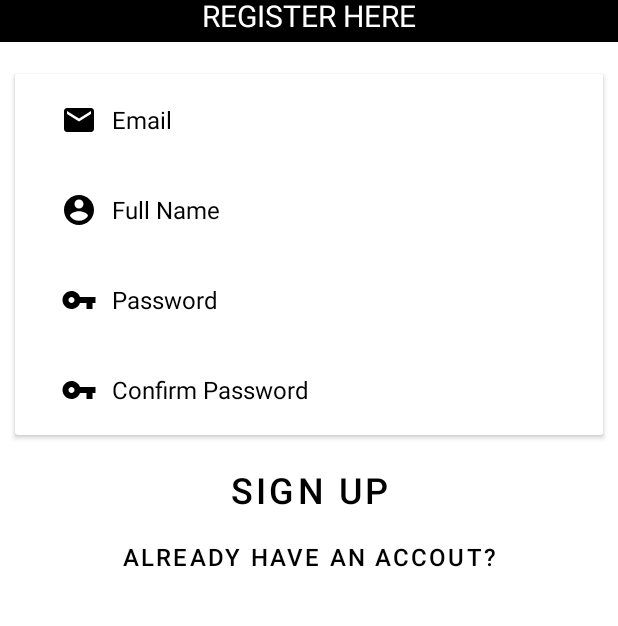
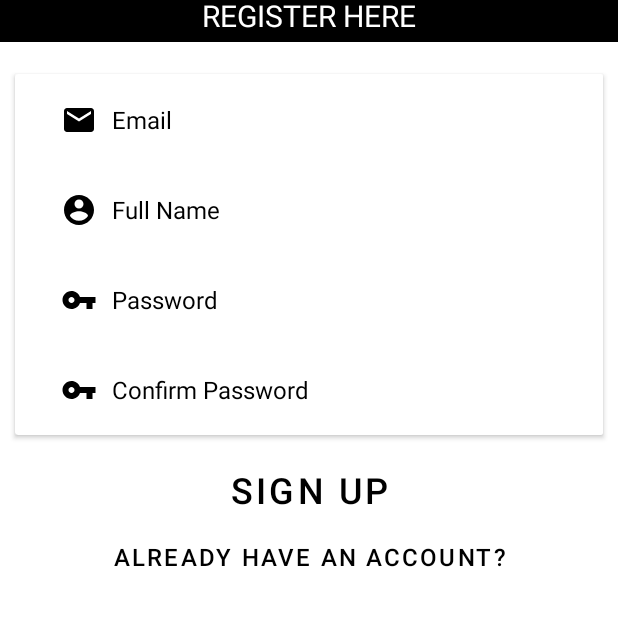
Before and after one commit to sankalpalokuliyanage/learnK, an Android app: the RegisterActivity screen opened directly, with no data from a screen before it, on a phone screen of 412 x 824 dp, the part 436-1062 px from its top. Run offline under Robolectric (Android 15) with nearby library versions, the phone set to English and light mode, and no system bars; our stand-ins replace Firebase (no records; nobody signed in at launch, a user with empty details on screens opened directly).

Commit message:
fix login, main, register mistakes

```diff
--- a/app/src/main/res/layout/activity_login.xml
+++ b/app/src/main/res/layout/activity_login.xml
@@ -143,7 +143,7 @@
             android:layout_marginStart="10dp"
             android:layout_marginEnd="10dp"
             android:layout_marginTop="10dp"
-            android:text="Don't have an accout?"
+            android:text="Don't have an account?"
             android:textSize="16dp"
             android:background="@android:color/transparent"
             android:clickable="true"
--- a/app/src/main/res/layout/activity_main.xml
+++ b/app/src/main/res/layout/activity_main.xml
@@ -4,6 +4,7 @@
     xmlns:tools="http://schemas.android.com/tools"
     android:layout_width="match_parent"
     android:layout_height="match_parent"
+    android:background="@color/white"
     tools:context=".Activities.MainActivity">
 
     <Button
--- a/app/src/main/res/layout/activity_register.xml
+++ b/app/src/main/res/layout/activity_register.xml
@@ -183,7 +183,7 @@
             android:layout_marginStart="10dp"
             android:layout_marginEnd="10dp"
             android:layout_marginTop="0dp"
-            android:text="Already have an accout?"
+            android:text="Already have an account?"
             android:textSize="16dp"
             android:background="@android:color/transparent"
             android:clickable="true"
```
